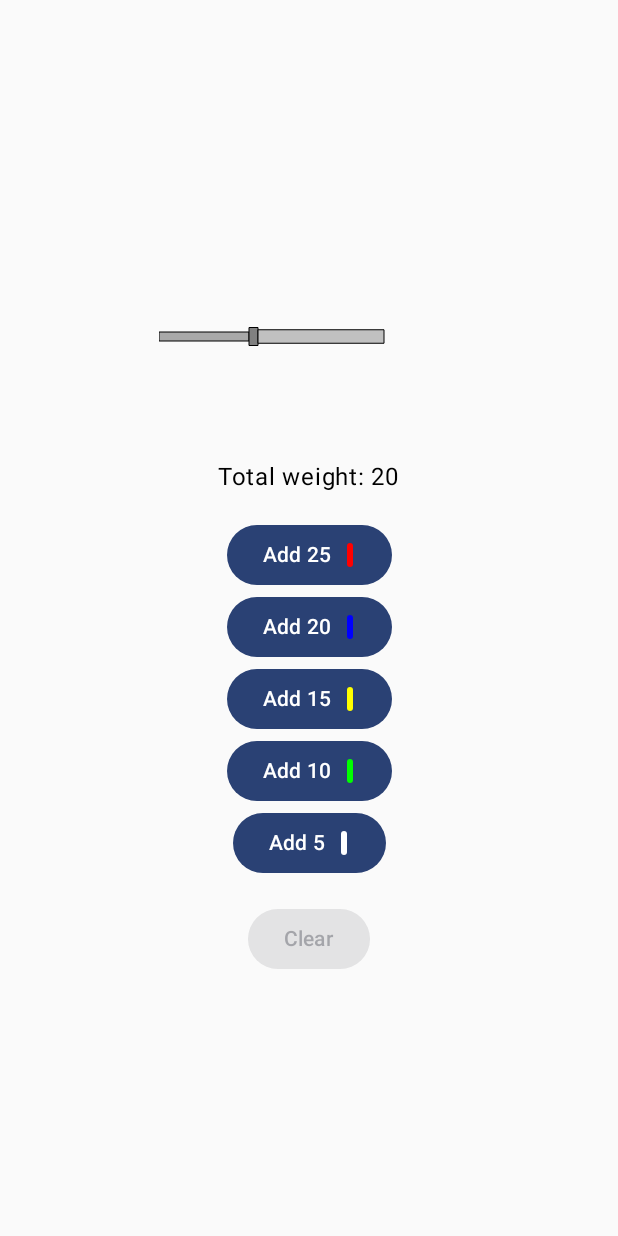
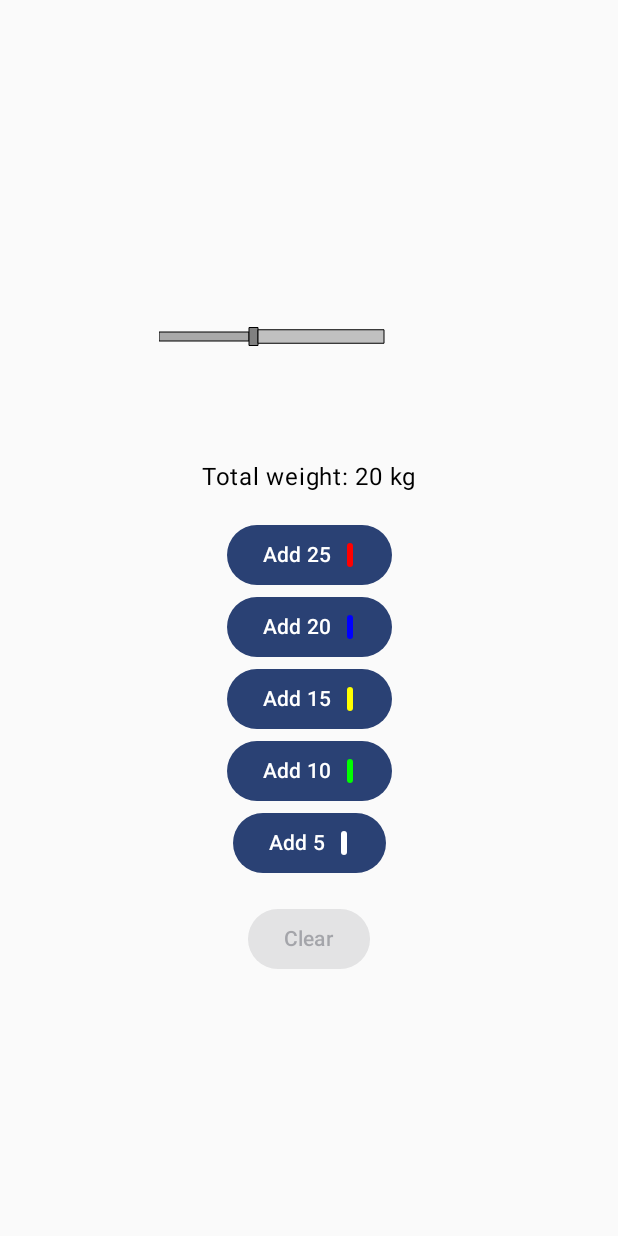
Before and after one commit to MarcinKuder/android-barbell-calculator, an Android app built with Jetpack Compose: the screen it shows after launch (MainActivity), on a phone screen of 412 x 824 dp. Run offline under Robolectric (Android 15) with nearby library versions, the phone set to English and light mode, and no system bars.

Commit message:
str update

```diff
--- a/app/src/main/res/values/strings.xml
+++ b/app/src/main/res/values/strings.xml
@@ -1,6 +1,6 @@
 <resources>
     <string name="app_name">Barbell Calculator</string>
-    <string name="total_weight">Total weight: %1$s</string>
+    <string name="total_weight">Total weight: %1$s kg</string>
     <string name="add_plate">Add %1$s</string>
     <string name="clear">Clear</string>
 </resources>
```
